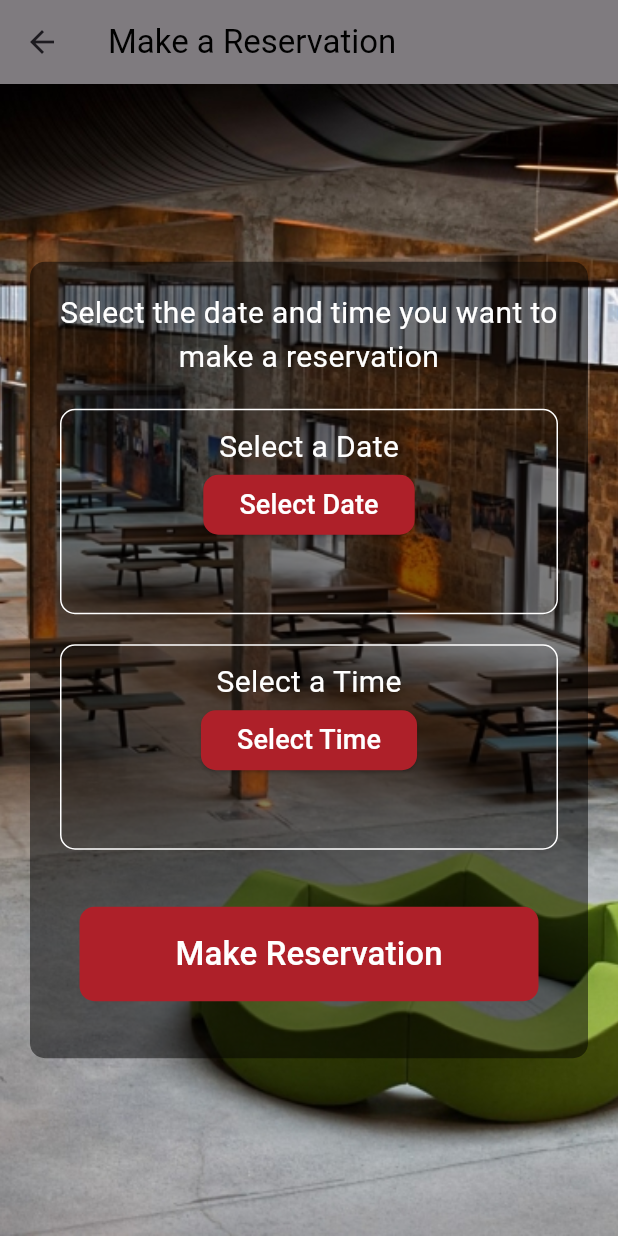
After one commit to comp202-204/AguM, a Flutter app: the ReservationDetailPage screen opened directly, on a phone screen of 412 x 824 dp. The commit adds this screen. Run offline on Flutter 3.47's test engine with Material 3 defaults, Android fonts, the light colour scheme and no system bars; our stand-ins replace fluttertoast; network calls fail.

Commit message:
reservation

```diff
--- /dev/null
+++ b/devtools_options.yaml
@@ -0,0 +1 @@
+extensions:
--- a/lib/main.dart
+++ b/lib/main.dart
@@ -15,6 +15,8 @@ void main() {
 }
 
 class MyApp extends StatelessWidget {
+  const MyApp({super.key});
+
   @override
   Widget build(BuildContext context) {
     return Consumer<ThemeProvider>(
--- a/lib/pages/Classes/lab_detail.dart
+++ b/lib/pages/Classes/lab_detail.dart
@@ -73,7 +73,7 @@ class _FirstLabDetailPageState extends State<FirstLabDetailPage> {
   }
 
   Future<void> loadComments() async {
-    final response = await http.get(Uri.parse('http://10.32.1.15/localconnect/get_comments.php'));
+    final response = await http.get(Uri.parse('http://192.168.1.107/localconnect/get_comments.php'));
     if (response.statusCode == 200) {
       List<dynamic> jsonResponse = json.decode(response.body);
       setState(() {
@@ -86,7 +86,7 @@ class _FirstLabDetailPageState extends State<FirstLabDetailPage> {
 
   Future<void> addComment(String text) async {
     final response = await http.post(
-      Uri.parse('http://10.32.1.15/localconnect/add_comments.php'),
+      Uri.parse('http://192.168.1.107/localconnect/add_comments.php'),
       headers: <String, String>{
         'Content-Type': 'application/json; charset=UTF-8',
       },
--- a/lib/pages/DetailPages/AnnouncementsDetailPage.dart
+++ b/lib/pages/DetailPages/AnnouncementsDetailPage.dart
@@ -1,25 +1,29 @@
 import 'package:flutter/material.dart';
 
 class AnnouncementsDetailPage extends StatelessWidget {
+  const AnnouncementsDetailPage({super.key});
+
   @override
   Widget build(BuildContext context) {
     return Scaffold(
       appBar: AppBar(
-        title: Text('Announcements Detail'),
+        title: const Text('Announcements Detail'),
       ),
-      body: Center(
+      body: const Center(
         child: Text('Announcements Detail Page'),
       ),
     );
   }
 }
 class ListViewAnnouncement extends StatelessWidget{
+  const ListViewAnnouncement({super.key});
+
   @override
   Widget build(BuildContext context) {
     // TODO: implement build
     return ListView(
       padding: const EdgeInsets.all(8),
-      children: <Widget>[
+      children: const <Widget>[
         Text('List 1'),
         Text('List 2'),
         Text('List 3'),
--- a/lib/pages/DetailPages/EventsDetailPage.dart
+++ b/lib/pages/DetailPages/EventsDetailPage.dart
@@ -1,13 +1,15 @@
-import 'package:flutter/material.dart';
+import 'package:flutter/material.dart' show AppBar, BuildContext, Center, Scaffold, StatelessWidget, Text, Widget;
 
 class EventsDetailPage extends StatelessWidget {
+  const EventsDetailPage({super.key});
+
   @override
   Widget build(BuildContext context) {
     return Scaffold(
       appBar: AppBar(
-        title: Text('Events Detail'),
+        title: const Text('Events Detail'),
       ),
-      body: Center(
+      body: const Center(
         child: Text('Events Detail Page'),
       ),
     );
--- /dev/null
+++ b/lib/pages/DetailPages/ReservationDetailPage.dart
@@ -0,0 +1,184 @@
+import 'package:flutter/material.dart';
+
+class ReservationDetailPage extends StatefulWidget {
+  @override
+  _ReservationDetailPageState createState() => _ReservationDetailPageState();
+}
+
+class _ReservationDetailPageState extends State<ReservationDetailPage> {
+  DateTime? selectedDate;
+  TimeOfDay? selectedTime;
+
+  Future<void> _selectDate(BuildContext context) async {
+    final DateTime? picked = await showDatePicker(
+      context: context,
+      initialDate: DateTime.now(),
+      firstDate: DateTime.now(),
+      lastDate: DateTime.now().add(Duration(days: 365)),
+    );
+    if (picked != null && picked != selectedDate) {
+      setState(() {
+        selectedDate = picked;
+      });
+    }
+  }
+
+  Future<void> _selectTime(BuildContext context) async {
+    final TimeOfDay? picked = await showTimePicker(
+      context: context,
+      initialTime: TimeOfDay.now(),
+    );
+    if (picked != null && picked != selectedTime) {
+      setState(() {
+        selectedTime = picked;
+      });
+    }
+  }
+
+  @override
+  Widget build(BuildContext context) {
+    return Scaffold(
+      appBar: AppBar(
+        title: const Text(
+            'Make a Reservation',
+             style: TextStyle(color: Colors.black),
+      ),
+        backgroundColor: Colors.black.withOpacity(0.5), // App bar rengi
+      ),
+      body: Container(
+        decoration: BoxDecoration(
+          image: DecorationImage(
+            image: AssetImage('assets/photos/rezervation.jpg'),
+            fit: BoxFit.cover,
+          ),
+        ),
+        child: Center(
+          child: Padding(
+            padding: const EdgeInsets.all(20.0),
+            child: Container(
+              decoration: BoxDecoration(
+                color: Colors.black.withOpacity(0.5),
+                borderRadius: BorderRadius.circular(10.0),
+              ),
+              padding: EdgeInsets.all(20.0),
+              child: Column(
+                mainAxisAlignment: MainAxisAlignment.center,
+                mainAxisSize: MainAxisSize.min,
+                children: <Widget>[
+                  Text(
+                    'Select the date and time you want to make a reservation',
+                    style: TextStyle(color: Colors.white, fontSize: 20),
+                    textAlign: TextAlign.center,
+                  ),
+                  SizedBox(height: 20.0),
+                  Container(
+                    margin: EdgeInsets.only(bottom: 20.0),
+                    padding: EdgeInsets.all(10.0),
+                    decoration: BoxDecoration(
+                      border: Border.all(color: Colors.white),
+                      borderRadius: BorderRadius.circular(10.0),
+                    ),
+                    child: Column(
+                      children: [
+                        Text(
+                          'Select a Date',
+                          style: TextStyle(fontSize: 20.0, color: Colors.white),
+                        ),
+                        ElevatedButton(
+                          onPressed: () => _selectDate(context),
+                          child: Text('Select Date', style: TextStyle(fontSize: 18.0, color: Colors.white)),
+                          style: ElevatedButton.styleFrom(
+                            backgroundColor: Color.fromRGBO(174, 32, 41, 1), // Buton rengi
+                            shape: RoundedRectangleBorder(
+                              borderRadius: BorderRadius.circular(10.0),
+                            ),
+                          ),
+                        ),
+                        SizedBox(height: 20.0),
+                        selectedDate == null
+                            ? Container(height: 18.0) // Sabit yükseklik ekleyin
+                            : SizedBox(
+                          height: 24.0, // Sabit yükseklik ekleyin
+                          child: Text(
+                            'Selected Date: ${selectedDate.toString().split(' ')[0]}',
+                            style: TextStyle(fontSize: 18.0, color: Colors.white),
+                          ),
+                        ),
+                      ],
+                    ),
+                  ),
+                  Container(
+                    margin: EdgeInsets.only(bottom: 20.0),
+                    padding: EdgeInsets.all(10.0),
+                    decoration: BoxDecoration(
+                      border: Border.all(color: Colors.white),
+                      borderRadius: BorderRadius.circular(10.0),
+                    ),
+                    child: Column(
+                      children: [
+                        Text(
+                          'Select a Time',
+                          style: TextStyle(fontSize: 20.0, color: Colors.white),
+                        ),
+                        ElevatedButton(
+                          onPressed: () => _selectTime(context),
+                          child: Text('Select Time', style: TextStyle(fontSize: 18.0, color: Colors.white)),
+                          style: ElevatedButton.styleFrom(
+                            backgroundColor: Color.fromRGBO(174, 32, 41, 1), // Buton rengi
+                            shape: RoundedRectangleBorder(
+                              borderRadius: BorderRadius.circular(10.0),
+                            ),
+                          ),
+                        ),
+                        SizedBox(height: 20.0),
+                        selectedTime == null
+                            ? Container(height: 18.0) // Sabit yükseklik ekleyin
+                            : SizedBox(
+                          height: 24.0, // Sabit yükseklik ekleyin
+                          child: Text(
+                            'Selected Time: ${selectedTime!.format(context)}',
+                            style: TextStyle(fontSize: 18.0, color: Colors.white),
+                          ),
+                        ),
+                      ],
+                    ),
+                  ),
+                  Padding(
+                    padding: const EdgeInsets.symmetric(
+                      vertical: 10,
+                      horizontal: 1,
+                    ),
+                    child: TextButton(
+                      onPressed: () {
+                        // Rezervasyon işlemleri burada yapılabilir
+                      },
+                      child: Container(
+                        width: MediaQuery.of(context).size.width,
+                        child: Padding(
+                          padding: const EdgeInsets.all(16.0),
+                          child: Center(
+                            child: Text(
+                              'Make Reservation',
+                              style: TextStyle(
+                                color: Colors.white,
+                                fontSize: 22,
+                              ),
+                            ),
+                          ),
+                        ),
+                        decoration: BoxDecoration(
+                          color: Color.fromRGBO(174, 32, 41, 1),
+                          borderRadius: BorderRadius.circular(10.0),
+                        ),
+                      ),
+                    ),
+                  ),
+                ],
+              ),
+            ),
+          ),
+        ),
+      ),
+    );
+  }
+}
--- a/lib/pages/homescreen.dart
+++ b/lib/pages/homescreen.dart
@@ -1,10 +1,12 @@
+import 'package:comp202/pages/DetailPages/ReservationDetailPage.dart';
 import 'package:flutter/material.dart';
 import 'package:comp202/pages/DetailPages/AnnouncementsDetailPage.dart';
 import 'package:comp202/pages/DetailPages/CampusMapDetailPage.dart';
 import 'package:comp202/pages/DetailPages/EventsDetailPage.dart';
 import 'package:comp202/pages/DetailPages/LunchDetailPage.dart';
-import 'package:comp202/pages/Models/exercise.dart';
 import 'package:comp202/pages/settingspage.dart';
+
+import 'Models/exercise.dart';
 
 class HomeScreen extends StatefulWidget {
   const HomeScreen({Key? key}) : super(key: key);
@@ -34,25 +36,31 @@ class _HomeScreenState extends State<HomeScreen> {
       title: 'Lunch',
       subtitle: '16 Exercises',
       color: Colors.orange[800]!,
-      icon: const Icon(Icons.restaurant,color: Colors.white),
+      icon: const Icon(Icons.restaurant, color: Colors.white),
     ),
     Exercises(
       title: 'Events',
       subtitle: '16 Exercises',
       color: Colors.blue[500]!,
-      icon: const Icon(Icons.event,color: Colors.white),
+      icon: const Icon(Icons.event, color: Colors.white),
     ),
     Exercises(
       title: 'Announcements',
       subtitle: '16 Exercises',
       color: Colors.pink[400]!,
-      icon: const Icon(Icons.announcement,color: Colors.white),
+      icon: const Icon(Icons.announcement, color: Colors.white),
     ),
     Exercises(
       title: 'Campus Map',
       subtitle: '16 Exercises',
       color: Colors.green[300]!,
-      icon: const Icon(Icons.map_outlined,color: Colors.white),
+      icon: const Icon(Icons.map_outlined, color: Colors.white),
+    ),
+    Exercises(
+      title: 'Reservation',
+      subtitle: '10 Exercises',
+      color: Colors.deepPurple[400]!,
+      icon: const Icon(Icons.assignment, color: Colors.white),
     ),
   ];
 
@@ -140,8 +148,7 @@ class _HomeScreenState extends State<HomeScreen> {
                           ),
                           border: InputBorder.none,
                           hintText: 'Search',
-                          hintStyle:
-                          TextStyle(color: Colors.white, fontSize: 12),
+                          hintStyle: TextStyle(color: Colors.white, fontSize: 12),
                         ),
                       ),
                     ),
@@ -251,6 +258,8 @@ class _HomeScreenState extends State<HomeScreen> {
         return AnnouncementsDetailPage(); // Assuming you have an AnnouncementsDetailPage widget
       case "Campus Map":
         return CampusMapDetailPage(); // Assuming you have a CampusMapDetailPage widget
+      case "Reservation":
+        return ReservationDetailPage(); // Assuming you have a ReservationDetailPage widget
       default:
         return Container(); // Default case, you can change it accordingly
     }
@@ -277,8 +286,7 @@ class ExercisesCard extends StatelessWidget {
   Widget build(BuildContext context) {
     return GestureDetector(
       onTap: onTap,
-      child:
-      Container(
+      child: Container(
         padding: const EdgeInsets.all(12),
         decoration: BoxDecoration(
           color: Colors.white,
--- a/lib/pages/login.dart
+++ b/lib/pages/login.dart
@@ -21,7 +21,7 @@ class LoginScreen extends StatelessWidget {
       );
     }else{
 
-      var url =  "http://10.32.1.15/localconnect/login.php";
+      var url =  "http://192.168.1.107/localconnect/login.php";
       var response = await http.post(Uri.parse(url), body: {
         "email": email.text,
         "password": password.text,
--- a/lib/pages/signup.dart
+++ b/lib/pages/signup.dart
@@ -22,7 +22,7 @@ class SignUpScreen extends StatelessWidget {
       );
     }else{
 
-      var url = "http://10.32.1.15/localconnect/register.php";
+      var url = "http://192.168.1.107/localconnect/register.php";
       var response = await http.post(Uri.parse(url), body: {
         "username" : usernameController.text,
         "email": emailController.text,
```
Also changed, not shown: assets/photos/rezervation.jpg (added). Lines whose indentation alone changed are shown as unchanged.
